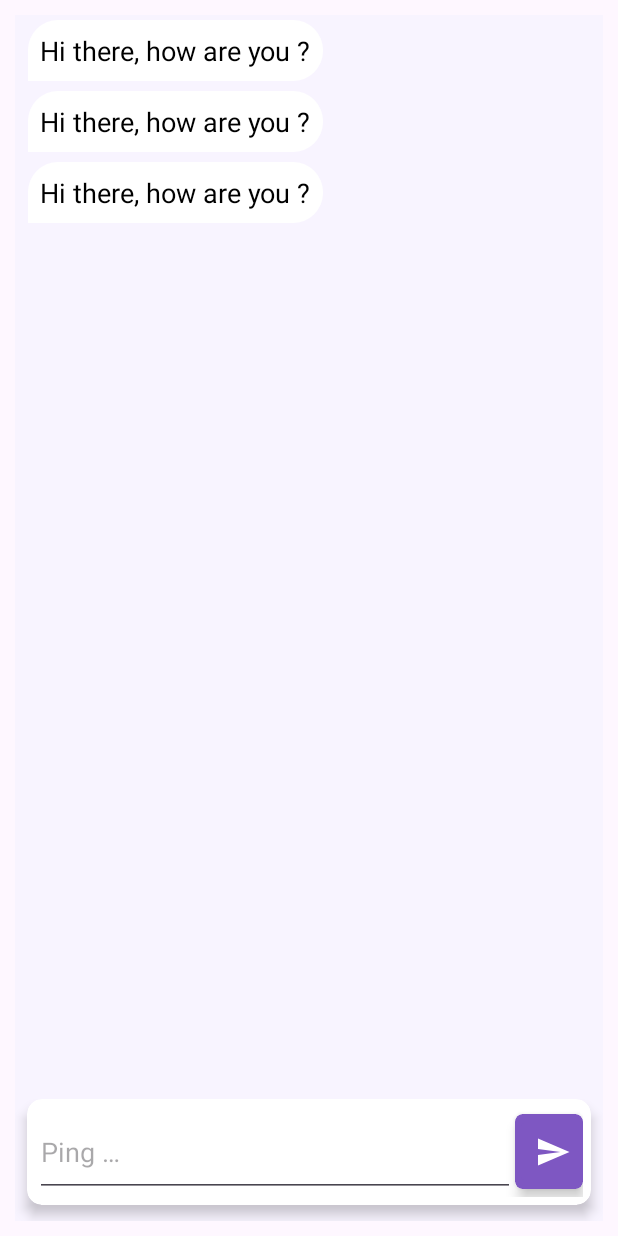
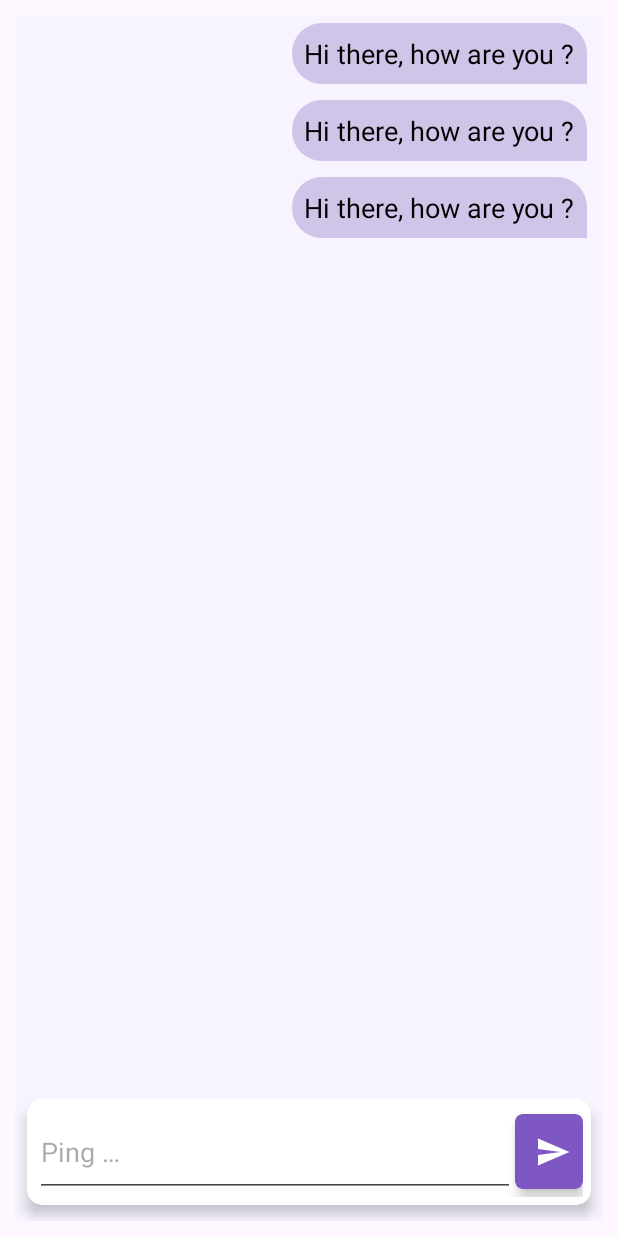
Before and after one commit to sumit1202/Ping_Now, an Android app: the layout activity_chat.xml on its own in the app's theme, with its tools: preview values and no code run, on a phone screen of 412 x 824 dp. Run offline under Robolectric (Android 15) with nearby library versions, the phone set to English and light mode, and no system bars.

Commit message:
commit 1.4.3...refined code

```diff
--- a/app/src/main/res/layout/activity_chat.xml
+++ b/app/src/main/res/layout/activity_chat.xml
@@ -19,7 +19,7 @@
         app:layout_constraintEnd_toEndOf="parent"
         app:layout_constraintStart_toStartOf="parent"
         app:layout_constraintTop_toTopOf="parent"
-        tools:listitem="@layout/received_msg_item_lay" />
+        tools:listitem="@layout/sent_msg_item_lay" />
 
     <androidx.cardview.widget.CardView
         android:id="@+id/cardView"
--- a/app/src/main/res/layout/received_msg_item_lay.xml
+++ b/app/src/main/res/layout/received_msg_item_lay.xml
@@ -5,7 +5,7 @@
     xmlns:tools="http://schemas.android.com/tools"
     android:layout_width="match_parent"
     android:layout_marginLeft="5dp"
-    android:padding="3dp"
+    android:padding="5dp"
     android:layout_height="wrap_content">
 
     <TextView
--- a/app/src/main/res/layout/sent_msg_item_lay.xml
+++ b/app/src/main/res/layout/sent_msg_item_lay.xml
@@ -5,7 +5,7 @@
     xmlns:tools="http://schemas.android.com/tools"
     android:layout_width="match_parent"
     android:layout_marginRight="5dp"
-    android:padding="3dp"
+    android:padding="5dp"
     android:layout_height="wrap_content">
 
     <TextView
```
